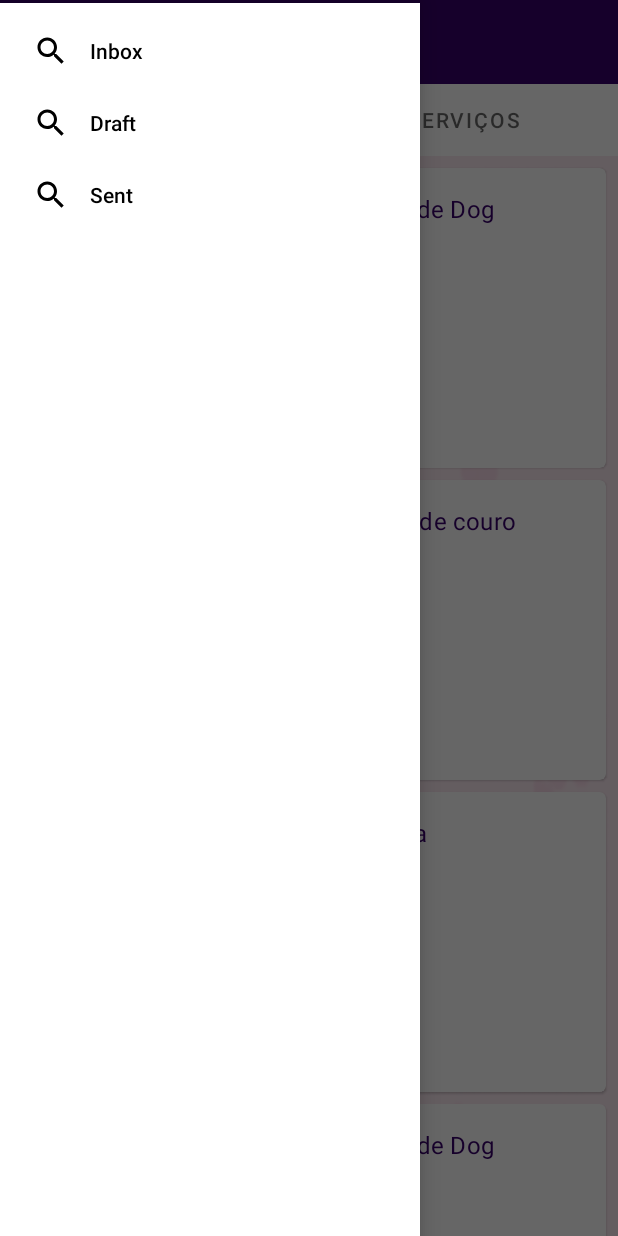
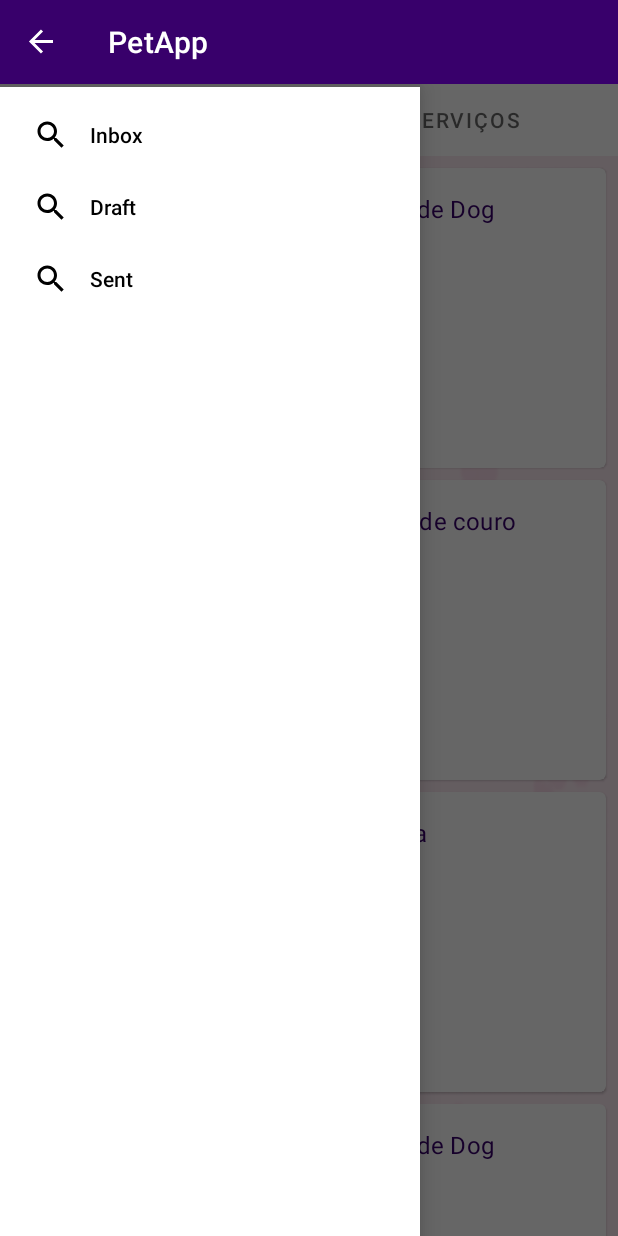
Before and after one commit to cavalcantewjr/PetApp, an Android app: the screen it shows after launch (MainActivity), with the side drawer open, on a phone screen of 412 x 824 dp. Run offline under Robolectric (Android 15) with nearby library versions, the phone set to English and light mode, and no system bars; our stand-ins replace ButterKnife, Volley; network calls fail.

Commit message:
- Tab + Drawer

```diff
--- a/app/src/main/res/layout/activity_main.xml
+++ b/app/src/main/res/layout/activity_main.xml
@@ -1,22 +1,22 @@
 <?xml version="1.0" encoding="utf-8"?>
-<android.support.v4.widget.DrawerLayout xmlns:android="http://schemas.android.com/apk/res/android"
+<LinearLayout xmlns:android="http://schemas.android.com/apk/res/android"
     xmlns:app="http://schemas.android.com/apk/res-auto"
     xmlns:tools="http://schemas.android.com/tools"
-    android:id="@+id/drawerLayout"
-    android:layout_width="match_parent"
-    android:layout_height="match_parent"
-    tools:context=".ui.activity.MainActivity">
-
-    <LinearLayout
     android:id="@+id/container"
     android:layout_width="match_parent"
     android:layout_height="match_parent"
-        android:orientation="vertical">
+    android:orientation="vertical"
+    tools:context=".ui.activity.MainActivity">
 
     <include
         layout="@layout/toolbar"
         android:layout_width="match_parent"
-            android:layout_height="wrap_content"/>
+        android:layout_height="wrap_content" />
+
+    <android.support.v4.widget.DrawerLayout
+        android:id="@+id/drawerLayout"
+        android:layout_width="match_parent"
+        android:layout_height="match_parent">
 
         <FrameLayout
             android:id="@+id/containerView"
@@ -24,7 +24,6 @@
             android:layout_height="match_parent"
             android:orientation="vertical" />
 
-    </LinearLayout>
 
         <android.support.design.widget.NavigationView
             android:id="@+id/navView"
@@ -35,3 +34,5 @@
             app:menu="@menu/toolbar_menu" />
 
     </android.support.v4.widget.DrawerLayout>
+
+</LinearLayout>
```
Lines whose indentation alone changed are shown as unchanged.
